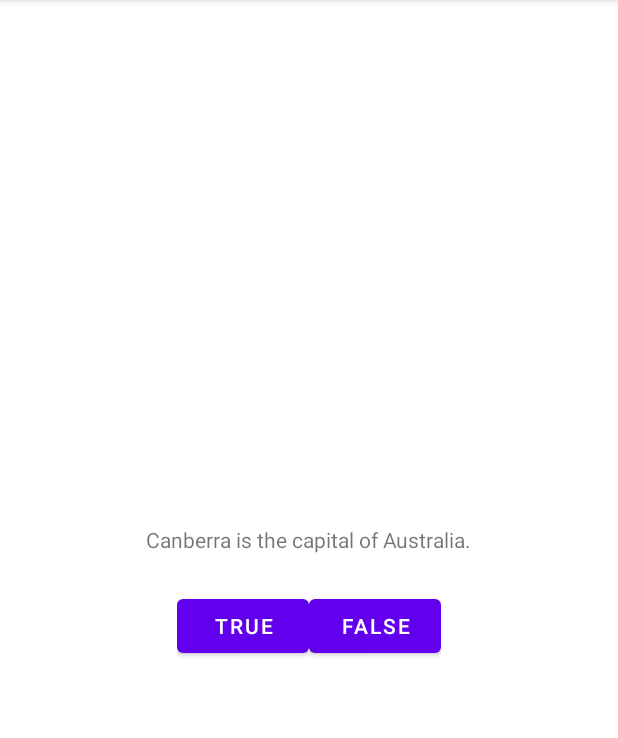
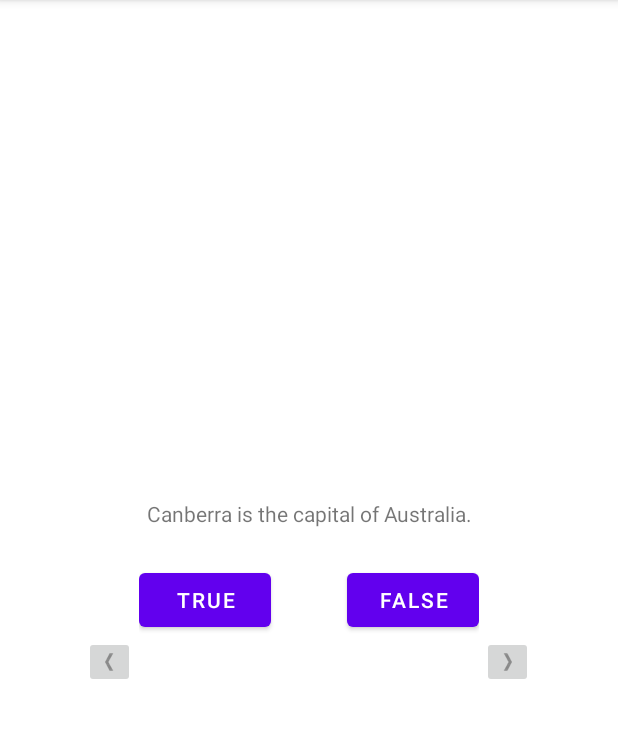
Before and after one commit to ScarlettD1/Android-App, an Android app: the screen it shows after launch (MainActivity), on a phone screen of 412 x 824 dp, the part 84-822 px from its top. Run offline under Robolectric (Android 15) with nearby library versions, the phone set to English and light mode, and no system bars.

Commit message:
GeoQuiz | page 103

```diff
--- a/app/src/main/java/com/bignerdranch/android/geomain/MainActivity.kt
+++ b/app/src/main/java/com/bignerdranch/android/geomain/MainActivity.kt
@@ -2,23 +2,76 @@ package com.bignerdranch.android.geomain
 
 import androidx.appcompat.app.AppCompatActivity
 import android.os.Bundle
+import android.view.Gravity
 import android.view.View
 import android.widget.Button
+import android.widget.ImageButton
+import android.widget.TextView
 import android.widget.Toast
 
 class MainActivity : AppCompatActivity() {
     private lateinit var trueButton: Button
     private lateinit var falseButton: Button
+    private lateinit var nextButton: ImageButton
+    private lateinit var prevButton: ImageButton
+    private lateinit var questionTextView: TextView
+    private val questionBank = listOf(
+        Question(R.string.question_australia, true),
+        Question(R.string.question_oceans, true),
+        Question(R.string.question_mideast, false),
+        Question(R.string.question_africa, false),
+        Question(R.string.question_americas, true),
+        Question(R.string.question_asia, true))
+    private var currentIndex = 0
+
     override fun onCreate(savedInstanceState: Bundle?) {
         super.onCreate(savedInstanceState)
         setContentView(R.layout.activity_main)
+
         trueButton = findViewById(R.id.true_button)
         falseButton = findViewById(R.id.false_button)
+        nextButton = findViewById(R.id.next_button)
+        prevButton = findViewById(R.id.prev_button)
+        questionTextView = findViewById(R.id.question_text_view)
+
         trueButton.setOnClickListener { view: View ->
-            Toast.makeText(this, R.string.correct_toast, Toast.LENGTH_SHORT).show()
+            checkAnswer(true)
         }
         falseButton.setOnClickListener { view: View ->
-            Toast.makeText(this, R.string.incorrect_toast, Toast.LENGTH_SHORT).show()
+            checkAnswer(false)
         }
+
+        nextButton.setOnClickListener {
+            currentIndex = (currentIndex + 1) % questionBank.size
+            updateQuestion()
+        }
+        questionTextView.setOnClickListener{
+            currentIndex = (currentIndex + 1) % questionBank.size
+            updateQuestion()
+        }
+        prevButton.setOnClickListener {
+            currentIndex = (currentIndex - 1) % questionBank.size
+            updateQuestion()
+        }
+
+        updateQuestion()
+
     }
+    private fun updateQuestion() {
+        val questionTextResId = questionBank[currentIndex].textResId
+        questionTextView.setText(questionTextResId)
+    }
+    private fun checkAnswer(userAnswer: Boolean) {
+        val correctAnswer = questionBank[currentIndex].answer
+        val messageResId =
+            if (userAnswer == correctAnswer) {
+                R.string.correct_toast
+            } else {
+                R.string.incorrect_toast
+            }
+        Toast.makeText(this, messageResId,
+            Toast.LENGTH_SHORT)
+            .show()
+    }
+
 }
--- /dev/null
+++ b/app/src/main/java/com/bignerdranch/android/geomain/Question.kt
@@ -0,0 +1,7 @@
+package com.bignerdranch.android.geomain
+
+import androidx.annotation.StringRes
+
+data class Question(@StringRes val textResId: Int, val answer: Boolean) {
+
+}
--- a/app/src/main/res/layout/activity_main.xml
+++ b/app/src/main/res/layout/activity_main.xml
@@ -2,15 +2,20 @@
 
 <LinearLayout
     xmlns:android="http://schemas.android.com/apk/res/android"
+    xmlns:tools="http://schemas.android.com/tools"
     android:layout_width="match_parent"
     android:layout_height="match_parent"
     android:gravity="center"
     android:orientation="vertical">
     <TextView
+        android:id="@+id/question_text_view"
         android:layout_width="wrap_content"
         android:layout_height="wrap_content"
+        android:layout_gravity="center"
         android:padding="24dp"
-        android:text="@string/question_text" />
+        android:textAlignment="center"
+        tools:text="@string/question_australia"
+        />
     <LinearLayout
         android:layout_width="wrap_content"
         android:layout_height="wrap_content"
@@ -20,13 +25,38 @@
             android:id="@+id/true_button"
             android:layout_width="wrap_content"
             android:layout_height="wrap_content"
-            android:text="@string/true_button" />
+            android:text="@string/true_button"
+            android:layout_marginRight="25dp"
+            />
 
         <Button
             android:id="@+id/false_button"
             android:layout_width="wrap_content"
             android:layout_height="wrap_content"
-            android:text="@string/false_button"
-            />
+            android:layout_marginLeft="25dp"
+            android:text="@string/false_button" />
+    </LinearLayout>
+
+    <LinearLayout
+        android:layout_width="300dp"
+        android:layout_height="wrap_content"
+        android:orientation="horizontal">
+
+        <ImageButton
+            android:id="@+id/prev_button"
+            android:layout_width="wrap_content"
+            android:layout_height="wrap_content"
+            android:contentDescription="@string/prev_button"
+            android:layout_gravity="start"
+            android:src="@drawable/arrow_left" />
+
+        <ImageButton
+            android:id="@+id/next_button"
+            android:layout_width="wrap_content"
+            android:layout_height="wrap_content"
+            android:layout_gravity="end"
+            android:layout_marginLeft="231dp"
+            android:contentDescription="@string/next_button"
+            android:src="@drawable/arrow_right" />
     </LinearLayout>
 </LinearLayout>
--- a/app/src/main/res/values/strings.xml
+++ b/app/src/main/res/values/strings.xml
@@ -1,8 +1,18 @@
 <resources>
     <string name="app_name">GeoQuiz</string>
-    <string name="question_text">Canberra is the capital of Australia.</string>
+
+    <string name="question_australia">Canberra is the capital of Australia.</string>
+    <string name="question_oceans">The Pacific Ocean is larger than the Atlantic Ocean. </string>
+    <string name="question_mideast">The Suez Canal connects the Red Sea and the Indian Ocean. </string>
+    <string name="question_africa">The source of the Nile River is in Egypt.</string>
+    <string name="question_americas">The Amazon River is the longest river in the Americas. </string>
+    <string name="question_asia">Lake Baikal is the world\'s oldest and deepest freshwater lake. </string>
+
     <string name="true_button">True</string>
     <string name="false_button">False</string>
+    <string name="next_button">Next</string>
+    <string name="prev_button">Prev</string>
+
     <string name="correct_toast">Correct :)</string>
     <string name="incorrect_toast">Incorrect :(</string>
 </resources>
```
Also changed, not shown: app/src/main/res/drawable-hdpi/arrow_left.png (added), app/src/main/res/drawable-hdpi/arrow_right.png (added), app/src/main/res/drawable-mdpi/arrow_left.png (added), app/src/main/res/drawable-mdpi/arrow_right.png (added), app/src/main/res/drawable-xhdpi/arrow_left.png (added), app/src/main/res/drawable-xhdpi/arrow_right.png (added), app/src/main/res/drawable-xxhdpi/arrow_left.png (added), app/src/main/res/drawable-xxhdpi/arrow_right.png (added), app/src/main/res/drawable-xxxhdpi/arrow_left.png (added), app/src/main/res/drawable-xxxhdpi/arrow_right.png (added).
